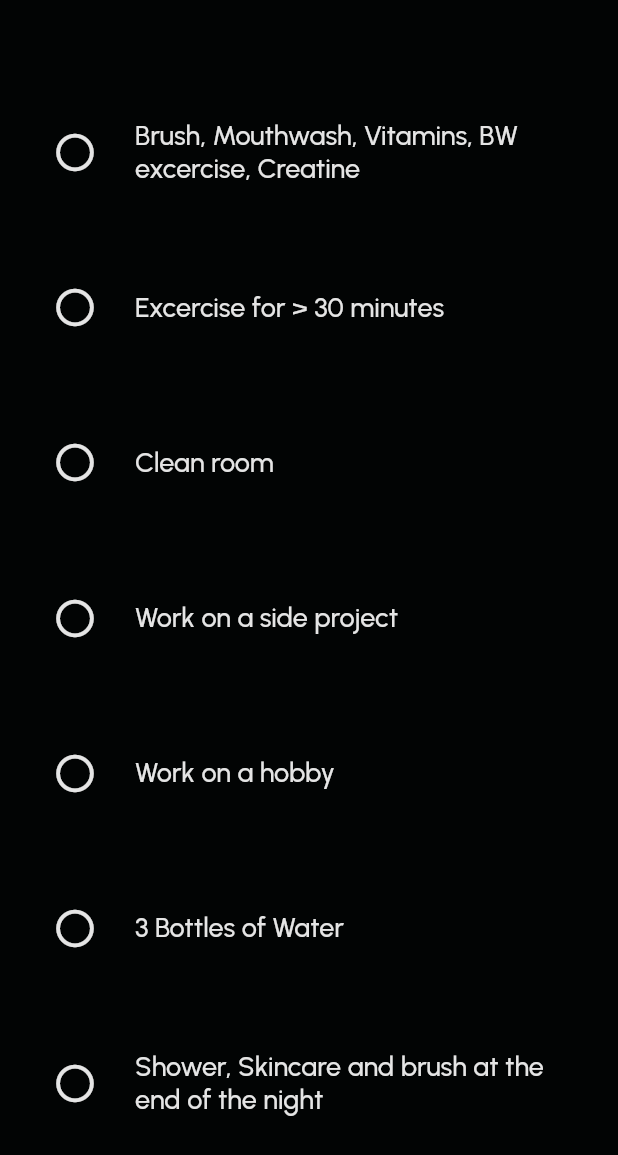
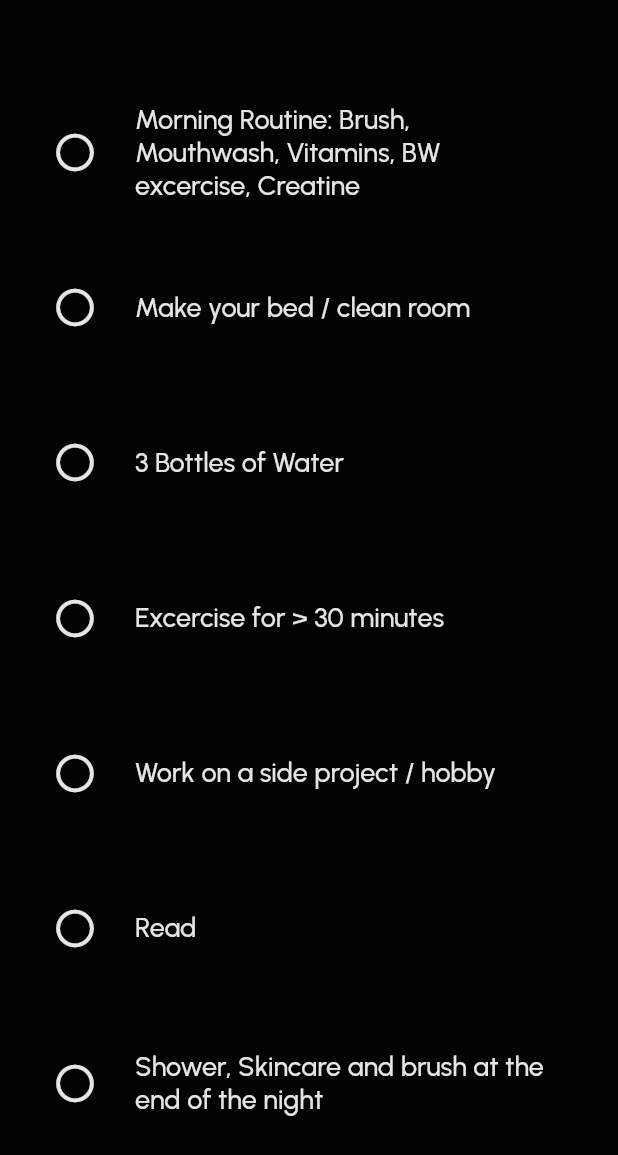
Before and after one commit to mahahahajan/dopamine_box, a Flutter app: the screen it shows after launch, on a phone screen of 412 x 824 dp. Shown: the top 1155 px of the screen. Run offline on Flutter 3.47's test engine with Material 2 defaults, Android fonts, the light colour scheme and no system bars; our stand-ins replace confetti, dot_navigation_bar, just_audio, shared_preferences, sqflite; missing offline and left inert: android_alarm_manager_plus, fade_out_particle; accounts and stored records are empty.

```diff
--- a/lib/constants.dart
+++ b/lib/constants.dart
@@ -43,12 +43,12 @@ const List<String> placeholderTasks = <String>[
 ];
 
 const List<String> newTasks = <String>[
-  "Brush, Mouthwash, Vitamins, BW excercise, Creatine",
+  "Morning Routine: Brush, Mouthwash, Vitamins, BW excercise, Creatine",
+  "Make your bed / clean room",
+  "3 Bottles of Water ",
   "Excercise for > 30 minutes",
-  "Clean room",
-  "Work on a side project",
-  "Work on a hobby",
-  "3 Bottles of Water ",
+  "Work on a side project / hobby",
+  "Read",
   "Shower, Skincare and brush at the end of the night",
 ];
 
--- a/lib/screens/all_tasks_complete_screen.dart
+++ b/lib/screens/all_tasks_complete_screen.dart
@@ -30,8 +30,7 @@ class _AllTasksCompleteScreen extends State<AllTasksCompleteScreen> {
     currentStreak = getCurrentStreak() as int;
     _confettiController =
         ConfettiController(duration: const Duration(seconds: 1));
-    Provider.of<AppStateManager>(context, listen: false)
-        .playSound(levelComplete);
+    Provider.of<AppStateManager>(context, listen: false).completeTaskSound();
   }
 
   int getCurrentStreak() {
```
Also changed, not shown: lib/components/task_list_state.dart (+13 -0 lines), 5 other files.
